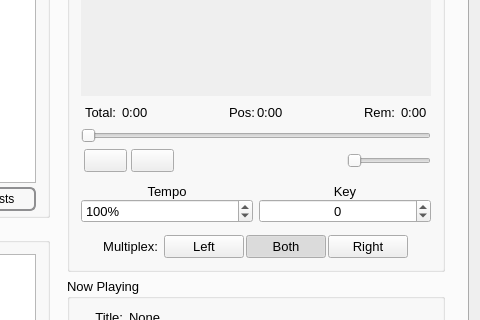
Old version of the form OpenKJ/mainwindow.ui in the repository OpenKJ/OpenKJ; both pictures show x 829 to 1309 and y 185 to 505 of the 1309 by 807 pixel window.
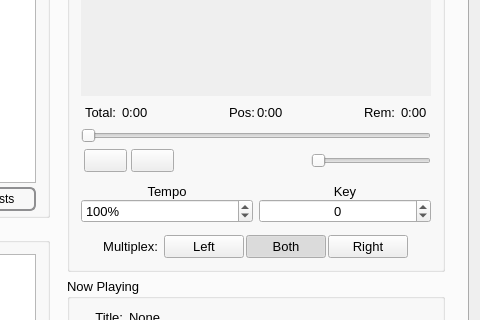
New version of the form. Icons and pictures are not drawn. Custom widgets are drawn as their Qt base class.

Commit message: Fix volume slider width

```diff
--- a/OpenKJ/mainwindow.ui
+++ b/OpenKJ/mainwindow.ui
@@ -1271,11 +1271,17 @@
                  <item>
                   <widget class="VolSlider" name="sliderVolume">
                    <property name="sizePolicy">
-                    <sizepolicy hsizetype="Preferred" vsizetype="Preferred">
+                    <sizepolicy hsizetype="Expanding" vsizetype="Preferred">
                      <horstretch>0</horstretch>
                      <verstretch>0</verstretch>
                     </sizepolicy>
                    </property>
+                   <property name="minimumSize">
+                    <size>
+                     <width>80</width>
+                     <height>0</height>
+                    </size>
+                   </property>
                    <property name="maximumSize">
                     <size>
                      <width>16777215</width>
```
The commit also changes 6 other files.
